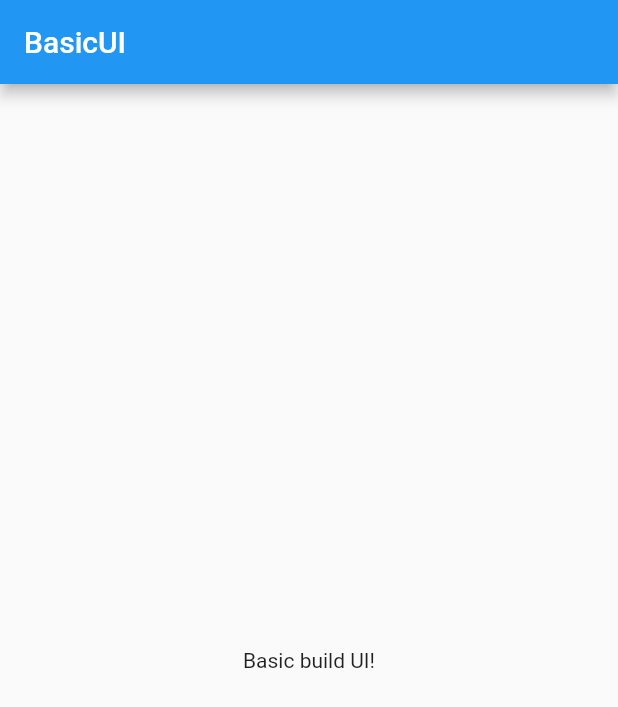
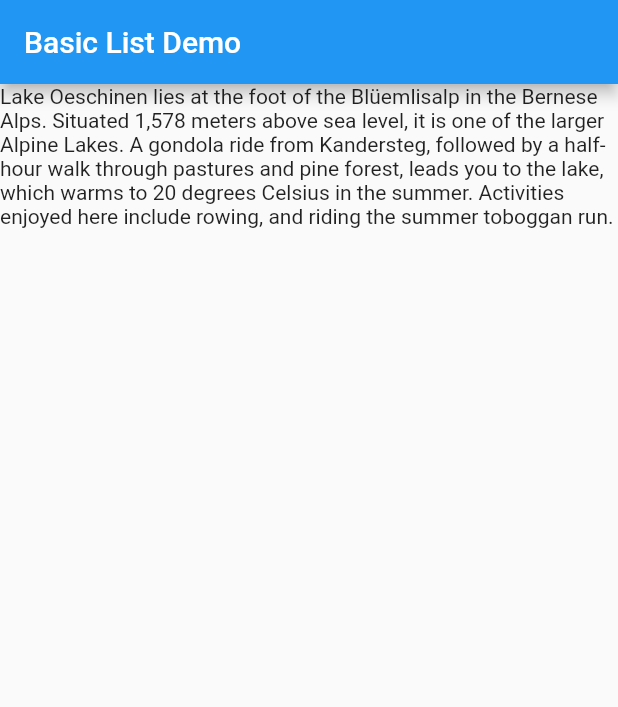
Before and after one commit to MacOMNI/Flutter_learning, a Flutter app: the screen it shows after launch, on a phone screen of 412 x 824 dp. Shown: the top 707 px of the screen. Run offline on Flutter 3.47's test engine with Material 2 defaults, Android fonts, the light colour scheme and no system bars.

Commit message:
# BasicList dart

```diff
--- /dev/null
+++ b/flutter_helloworld/lib/basicList.dart
@@ -0,0 +1,36 @@
+import 'package:flutter/material.dart';
+
+class BasicListApp extends StatelessWidget {
+  const BasicListApp({Key key}) : super(key: key);
+
+  @override
+  Widget build(BuildContext context) {
+    var body2 = Column(
+      children: [
+        textSection,
+      ],
+    );
+    var scaffold = Scaffold(
+      appBar: AppBar(
+        title: Text('Basic List Demo'),
+      ),
+      body: body2,
+    );
+    var materialApp = MaterialApp(
+      title: 'Basic List Demo',
+      home: scaffold,
+    );
+    return materialApp;
+  }
+}
+
+Widget userSection = Container();
+Widget textSection = Container(
+  child:
+      Text('Lake Oeschinen lies at the foot of the Blüemlisalp in the Bernese '
+          'Alps. Situated 1,578 meters above sea level, it is one of the '
+          'larger Alpine Lakes. A gondola ride from Kandersteg, followed by a '
+          'half-hour walk through pastures and pine forest, leads you to the '
+          'lake, which warms to 20 degrees Celsius in the summer. Activities '
+          'enjoyed here include rowing, and riding the summer toboggan run.'),
+);
```
Also changed, not shown: flutter_helloworld/lib/main.dart (+2 -109 lines).
